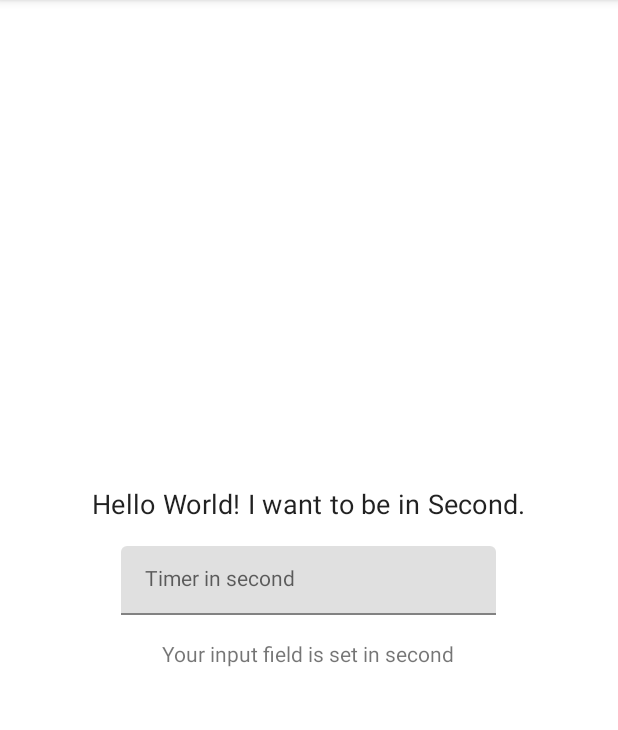
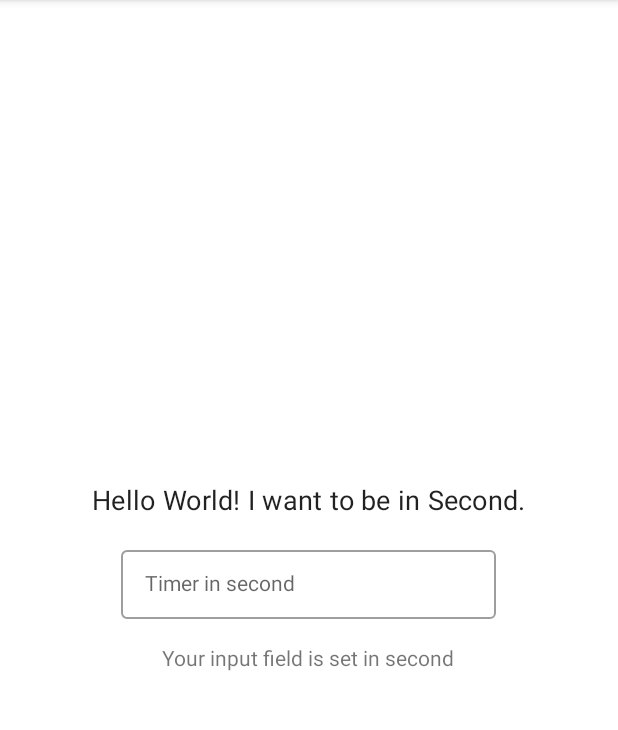
Before and after one commit to dononcharles/TimerConverterDialog, an Android app: the screen it shows after launch (MainActivity), on a phone screen of 412 x 824 dp, the part 84-814 px from its top. Run offline under Robolectric (Android 15) with nearby library versions, the phone set to English and light mode, and no system bars.

Commit message:
added: toIntOrZero & material style

```diff
--- a/app/src/main/java/de/schaldrak/timercustomdialog/MainActivity.kt
+++ b/app/src/main/java/de/schaldrak/timercustomdialog/MainActivity.kt
@@ -13,10 +13,12 @@ class MainActivity : AppCompatActivity() {
         val secondField = findViewById<TextInputEditText>(R.id.secondTimerTiet)
         secondField.apply {
             setOnClickListener {
-                STimerDialog(this@MainActivity).customTimerSet(presetInputValue = this.text.toString().toInt()) { hInSecond, mInSecond, second ->
+                STimerDialog(this@MainActivity).customTimerSet(presetInputValue = this.text.toString().toIntOrZero()) { hInSecond, mInSecond, second ->
                     this.setText((hInSecond + mInSecond + second).toString())
                 }
             }
         }
     }
 }
+
+internal fun String.toIntOrZero() = runCatching { toInt() }.getOrDefault(0)
--- a/app/src/main/res/layout/activity_main.xml
+++ b/app/src/main/res/layout/activity_main.xml
@@ -25,6 +25,7 @@
 
         <com.google.android.material.textfield.TextInputLayout
             android:id="@+id/secondTimerTil"
+            style="@style/Widget.MaterialComponents.TextInputLayout.OutlinedBox.Dense"
             android:layout_width="250dp"
             android:layout_height="0dp"
             android:layout_gravity="center"
@@ -36,8 +37,8 @@
                 style="@style/Widget.MaterialComponents.TextInputLayout.OutlinedBox.Dense"
                 android:layout_width="match_parent"
                 android:layout_height="wrap_content"
+                android:focusable="false"
                 android:hint="@string/timer_in_second"
-                android:focusable="false"
                 android:imeOptions="actionNext"
                 android:inputType="number" />
 
```
